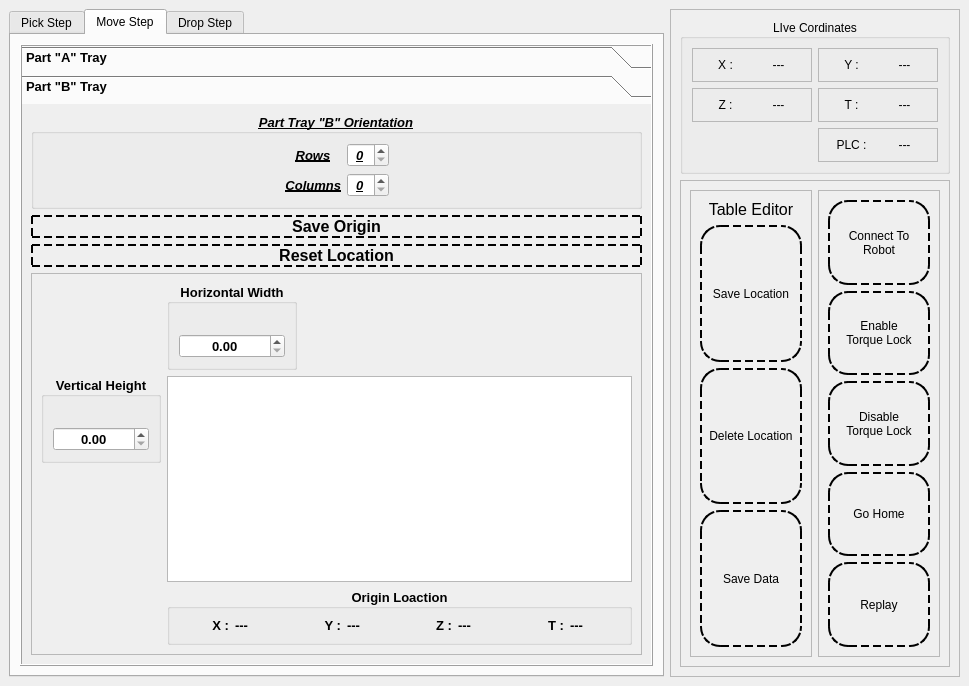
First picture: the form in UI_Files/RoboTeach.ui, repository listpplo/AtopRobo, before the edit.
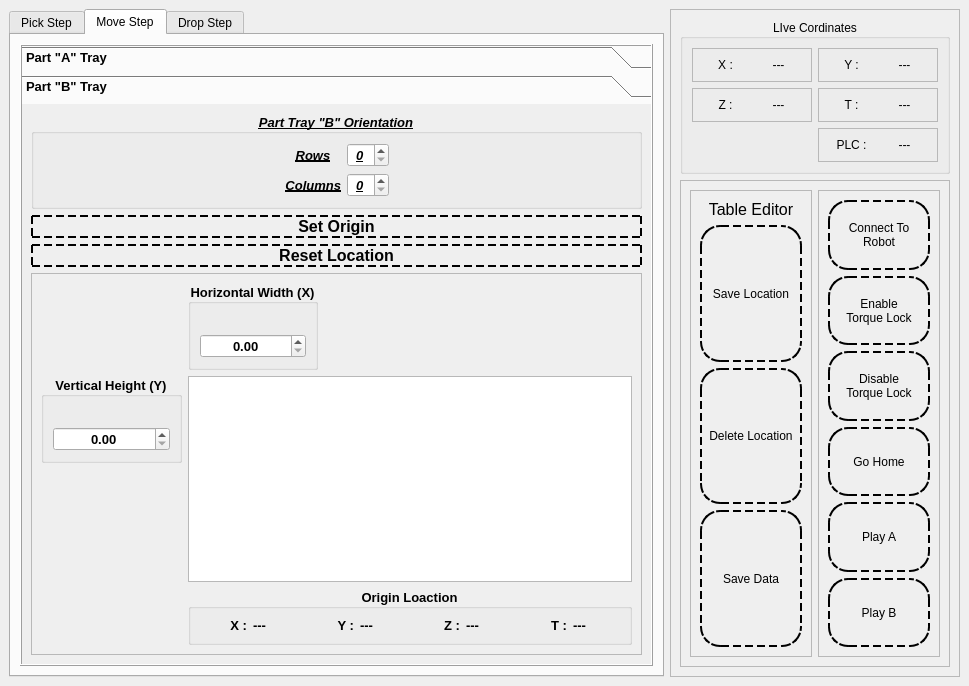
Second picture: the form after the edit. The open tabs and pages were chosen to show the change. Icons and pictures are not drawn.

The edit to the form file:
```diff
--- a/UI_Files/RoboTeach.ui
+++ b/UI_Files/RoboTeach.ui
@@ -585,7 +585,7 @@
 }</string>
               </property>
               <property name="text">
-               <string>Save Origin</string>
+               <string>Set Origin</string>
               </property>
              </widget>
             </item>
@@ -752,7 +752,7 @@
                <item row="1" column="0" alignment="Qt::AlignmentFlag::Qt::AlignmentFlag::AlignTop">
                 <widget class="QGroupBox" name="groupBox_24">
                  <property name="title">
-                  <string>Vertical Height</string>
+                  <string>Vertical Height (Y)</string>
                  </property>
                  <property name="alignment">
                   <set>Qt::AlignmentFlag::AlignCenter</set>
@@ -796,7 +796,7 @@
                   </size>
                  </property>
                  <property name="title">
-                  <string>Horizontal Width</string>
+                  <string>Horizontal Width (X)</string>
                  </property>
                  <property name="alignment">
                   <set>Qt::AlignmentFlag::AlignCenter</set>
@@ -1230,7 +1230,41 @@
 }</string>
                </property>
                <property name="text">
-                <string>Replay</string>
+                <string>Play A</string>
+               </property>
+               <property name="checkable">
+                <bool>false</bool>
+               </property>
+              </widget>
+             </item>
+             <item>
+              <widget class="QPushButton" name="pushButton_7">
+               <property name="sizePolicy">
+                <sizepolicy hsizetype="Minimum" vsizetype="Expanding">
+                 <horstretch>0</horstretch>
+                 <verstretch>0</verstretch>
+                </sizepolicy>
+               </property>
+               <property name="styleSheet">
+                <string notr="true">QPushButton{
+	border:2px dashed black;
+	border-radius:20%;
+}
+
+QPushButton::hover{
+	background-color: rgb(252, 255, 51);
+	border:2px dashed black;
+	border-radius:20%;
+}
+
+QPushButton::checked{
+	background-color: rgb(25, 255, 140);
+	border:2px dashed black;
+	border-radius:20%;
+}</string>
+               </property>
+               <property name="text">
+                <string>Play B</string>
                </property>
                <property name="checkable">
                 <bool>false</bool>
```
Left out of the diff: 2 changed lines with no effect on the pictures.
